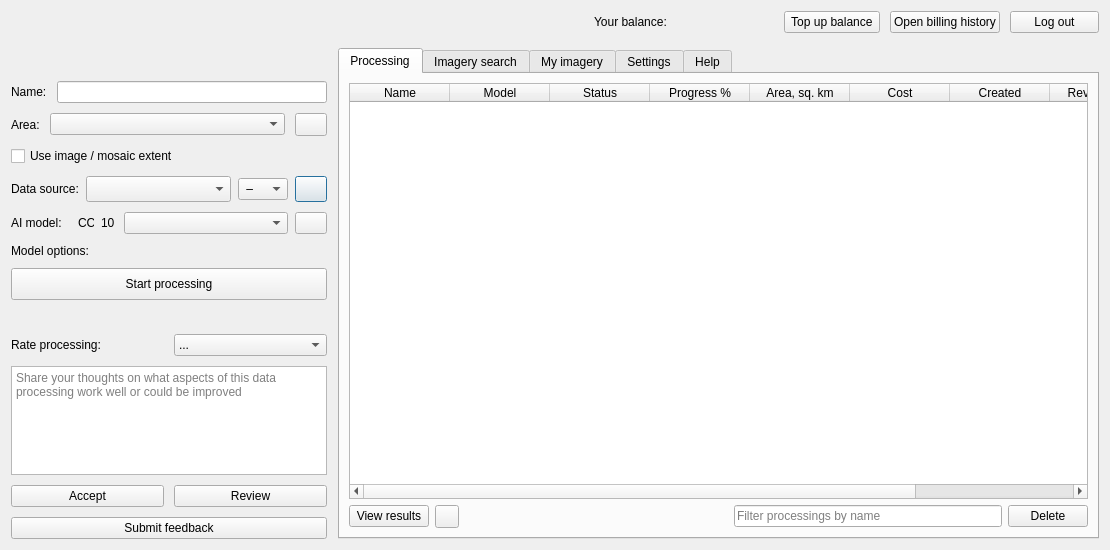
This is mapflow/dialogs/static/ui/main_dialog.ui in Geoalert/mapflow-qgis as Qt 5 draws it before an edit. The edited form follows.
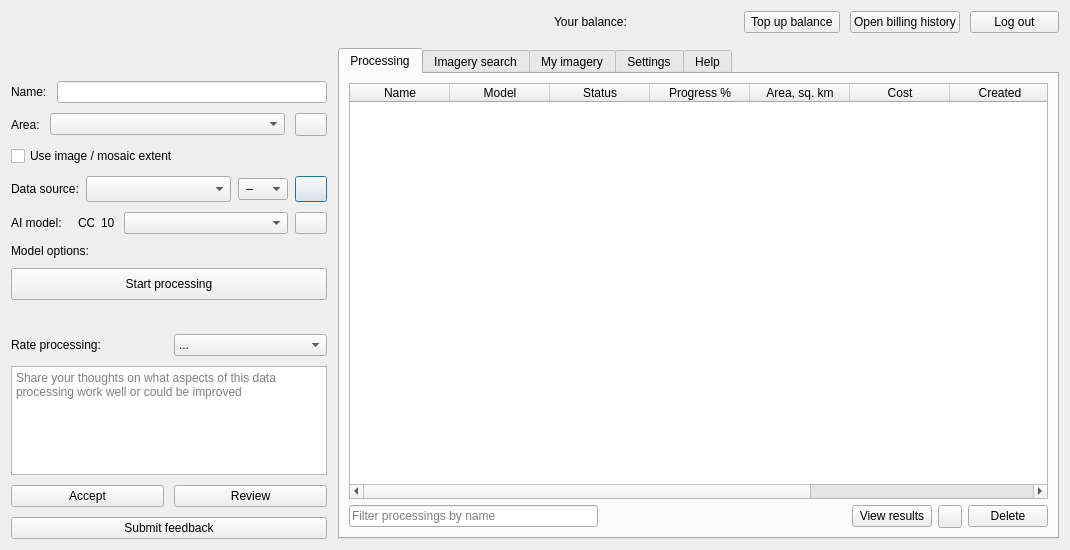
This is the edited form. Icons and pictures are not drawn. Custom widgets are drawn as their Qt base class.

Commit message: change position of search; make search case-insensitive

Patch:
```diff
--- a/mapflow/dialogs/static/ui/main_dialog.ui
+++ b/mapflow/dialogs/static/ui/main_dialog.ui
@@ -6,7 +6,7 @@
    <rect>
     <x>0</x>
     <y>0</y>
-    <width>1110</width>
+    <width>1070</width>
     <height>550</height>
    </rect>
   </property>
@@ -989,6 +989,29 @@
            </item>
            <item>
             <layout class="QHBoxLayout" name="processingFooter" stretch="0,0,0,0,0">
+             <item>
+              <widget class="QLineEdit" name="filterProcessings">
+               <property name="maxLength">
+                <number>255</number>
+               </property>
+               <property name="placeholderText">
+                <string>Filter processings by name</string>
+               </property>
+              </widget>
+             </item>
+             <item>
+              <spacer name="horizontalSpacer">
+               <property name="orientation">
+                <enum>Qt::Horizontal</enum>
+               </property>
+               <property name="sizeHint" stdset="0">
+                <size>
+                 <width>40</width>
+                 <height>20</height>
+                </size>
+               </property>
+              </spacer>
+             </item>
              <item>
               <widget class="QPushButton" name="downloadResultsButton">
                <property name="text">
@@ -1027,29 +1050,6 @@
                </property>
               </widget>
              </item>
-             <item>
-              <spacer name="horizontalSpacer">
-               <property name="orientation">
-                <enum>Qt::Horizontal</enum>
-               </property>
-               <property name="sizeHint" stdset="0">
-                <size>
-                 <width>40</width>
-                 <height>20</height>
-                </size>
-               </property>
-              </spacer>
-             </item>
-             <item>
-              <widget class="QLineEdit" name="filterProcessings">
-               <property name="maxLength">
-                <number>255</number>
-               </property>
-               <property name="placeholderText">
-                <string>Filter processings by name</string>
-               </property>
-              </widget>
-             </item>
              <item>
               <widget class="QPushButton" name="deleteProcessings">
                <property name="styleSheet">
```
The commit also changes 1 other file.
